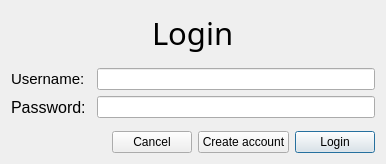
First picture: the form in Login.ui, repository Alligraphic/BookShelf, before the edit.
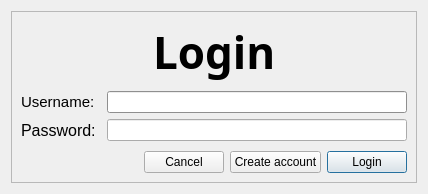
Second picture: the form after the edit.

```diff
--- a/Login.ui
+++ b/Login.ui
@@ -6,13 +6,24 @@
    <rect>
     <x>0</x>
     <y>0</y>
-    <width>386</width>
-    <height>164</height>
+    <width>428</width>
+    <height>194</height>
    </rect>
   </property>
   <property name="windowTitle">
    <string>Dialog</string>
   </property>
+  <layout class="QHBoxLayout" name="horizontalLayout_5">
+   <item>
+    <widget class="QFrame" name="frame">
+     <property name="frameShape">
+      <enum>QFrame::StyledPanel</enum>
+     </property>
+     <property name="frameShadow">
+      <enum>QFrame::Raised</enum>
+     </property>
+     <layout class="QHBoxLayout" name="horizontalLayout_4">
+      <item>
   <layout class="QVBoxLayout" name="verticalLayout_3">
    <item>
     <layout class="QHBoxLayout" name="horizontalLayout">
@@ -31,10 +42,76 @@
      </item>
      <item>
       <widget class="QLabel" name="lblLogin">
+            <property name="palette">
+             <palette>
+              <active>
+               <colorrole role="Button">
+                <brush brushstyle="SolidPattern">
+                 <color alpha="255">
+                  <red>255</red>
+                  <green>220</green>
+                  <blue>220</blue>
+                 </color>
+                </brush>
+               </colorrole>
+               <colorrole role="Highlight">
+                <brush brushstyle="SolidPattern">
+                 <color alpha="255">
+                  <red>170</red>
+                  <green>0</green>
+                  <blue>0</blue>
+                 </color>
+                </brush>
+               </colorrole>
+              </active>
+              <inactive>
+               <colorrole role="Button">
+                <brush brushstyle="SolidPattern">
+                 <color alpha="255">
+                  <red>255</red>
+                  <green>220</green>
+                  <blue>220</blue>
+                 </color>
+                </brush>
+               </colorrole>
+               <colorrole role="Highlight">
+                <brush brushstyle="SolidPattern">
+                 <color alpha="255">
+                  <red>170</red>
+                  <green>0</green>
+                  <blue>0</blue>
+                 </color>
+                </brush>
+               </colorrole>
+              </inactive>
+              <disabled>
+               <colorrole role="Button">
+                <brush brushstyle="SolidPattern">
+                 <color alpha="255">
+                  <red>255</red>
+                  <green>220</green>
+                  <blue>220</blue>
+                 </color>
+                </brush>
+               </colorrole>
+               <colorrole role="Highlight">
+                <brush brushstyle="SolidPattern">
+                 <color alpha="255">
+                  <red>0</red>
+                  <green>120</green>
+                  <blue>215</blue>
+                 </color>
+                </brush>
+               </colorrole>
+              </disabled>
+             </palette>
+            </property>
        <property name="font">
         <font>
-         <family>Goudy Stout</family>
-         <pointsize>23</pointsize>
+              <family>Goudy Old Style</family>
+              <pointsize>33</pointsize>
+              <weight>75</weight>
+              <bold>true</bold>
         </font>
        </property>
        <property name="text">
@@ -103,7 +180,99 @@
      <item>
       <layout class="QVBoxLayout" name="verticalLayout">
        <item>
-        <widget class="QLineEdit" name="lneUsrnm"/>
+             <widget class="QLineEdit" name="lneUsrnm">
+              <property name="palette">
+               <palette>
+                <active>
+                 <colorrole role="Base">
+                  <brush brushstyle="SolidPattern">
+                   <color alpha="255">
+                    <red>255</red>
+                    <green>255</green>
+                    <blue>255</blue>
+                   </color>
+                  </brush>
+                 </colorrole>
+                 <colorrole role="Window">
+                  <brush brushstyle="SolidPattern">
+                   <color alpha="255">
+                    <red>200</red>
+                    <green>200</green>
+                    <blue>200</blue>
+                   </color>
+                  </brush>
+                 </colorrole>
+                 <colorrole role="Highlight">
+                  <brush brushstyle="SolidPattern">
+                   <color alpha="255">
+                    <red>170</red>
+                    <green>0</green>
+                    <blue>0</blue>
+                   </color>
+                  </brush>
+                 </colorrole>
+                </active>
+                <inactive>
+                 <colorrole role="Base">
+                  <brush brushstyle="SolidPattern">
+                   <color alpha="255">
+                    <red>255</red>
+                    <green>255</green>
+                    <blue>255</blue>
+                   </color>
+                  </brush>
+                 </colorrole>
+                 <colorrole role="Window">
+                  <brush brushstyle="SolidPattern">
+                   <color alpha="255">
+                    <red>200</red>
+                    <green>200</green>
+                    <blue>200</blue>
+                   </color>
+                  </brush>
+                 </colorrole>
+                 <colorrole role="Highlight">
+                  <brush brushstyle="SolidPattern">
+                   <color alpha="255">
+                    <red>170</red>
+                    <green>0</green>
+                    <blue>0</blue>
+                   </color>
+                  </brush>
+                 </colorrole>
+                </inactive>
+                <disabled>
+                 <colorrole role="Base">
+                  <brush brushstyle="SolidPattern">
+                   <color alpha="255">
+                    <red>200</red>
+                    <green>200</green>
+                    <blue>200</blue>
+                   </color>
+                  </brush>
+                 </colorrole>
+                 <colorrole role="Window">
+                  <brush brushstyle="SolidPattern">
+                   <color alpha="255">
+                    <red>200</red>
+                    <green>200</green>
+                    <blue>200</blue>
+                   </color>
+                  </brush>
+                 </colorrole>
+                 <colorrole role="Highlight">
+                  <brush brushstyle="SolidPattern">
+                   <color alpha="255">
+                    <red>0</red>
+                    <green>120</green>
+                    <blue>215</blue>
+                   </color>
+                  </brush>
+                 </colorrole>
+                </disabled>
+               </palette>
+              </property>
+             </widget>
        </item>
        <item>
         <widget class="QLineEdit" name="lnePass">
@@ -172,6 +341,11 @@
       </widget>
      </item>
     </layout>
+        </item>
+       </layout>
+      </item>
+     </layout>
+    </widget>
    </item>
   </layout>
  </widget>
```
Lines whose indentation alone changed are shown as unchanged.
